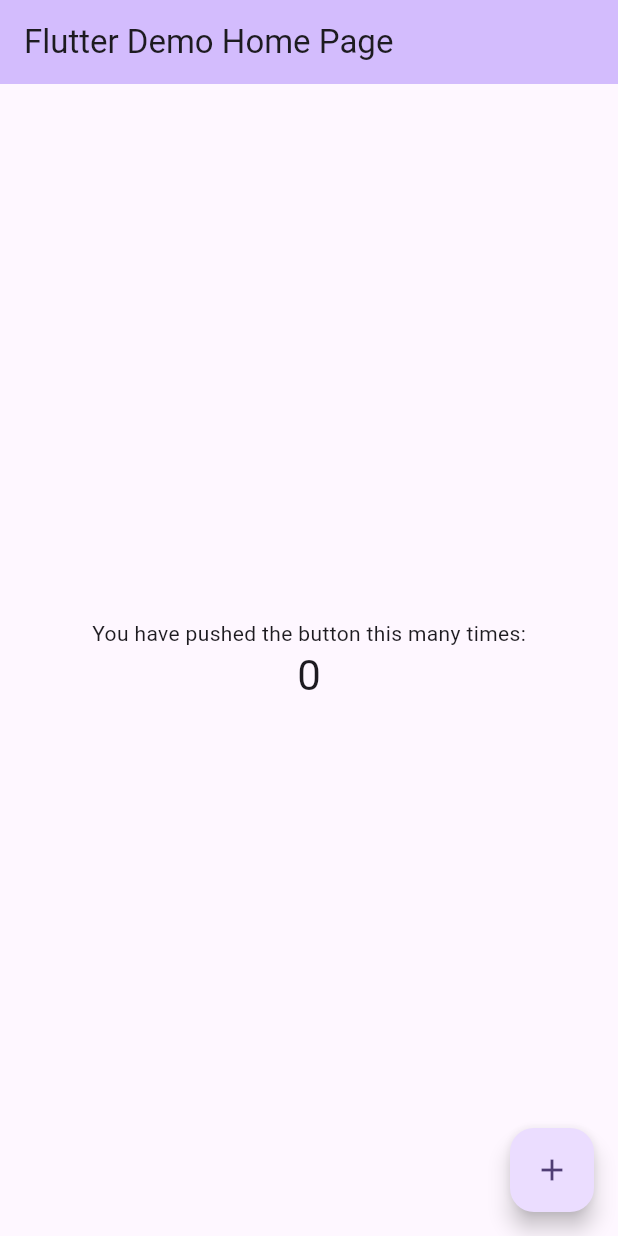
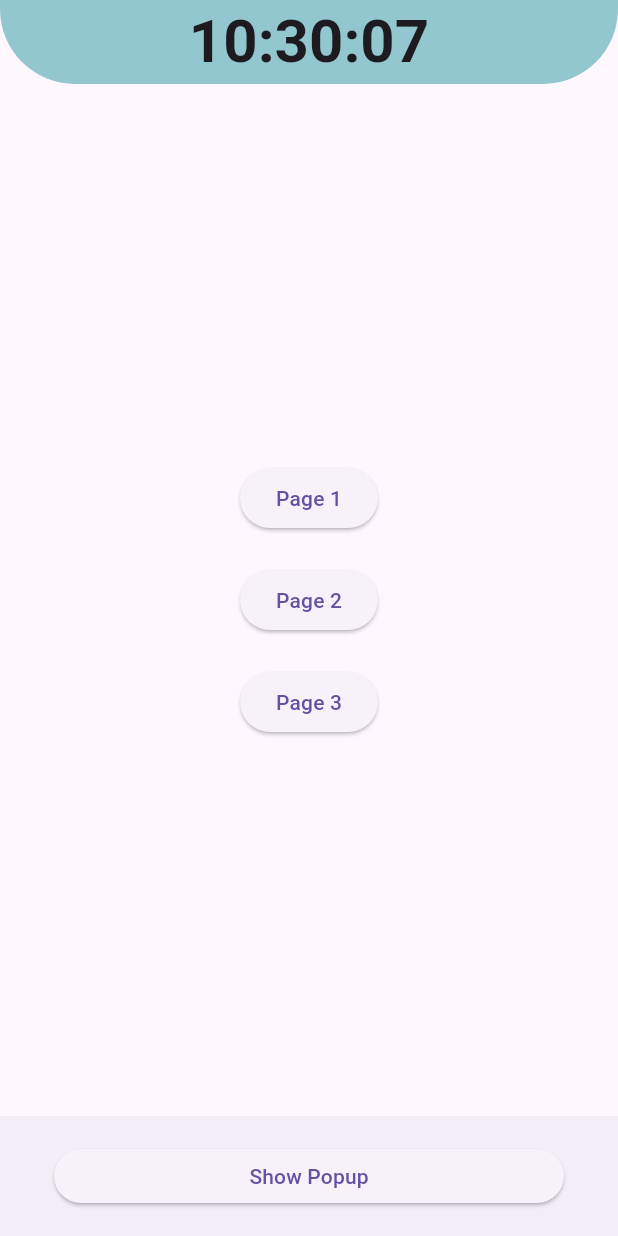
Before and after one commit to shiver225/Senjorams, a Flutter app: the screen it shows after launch, on a phone screen of 412 x 824 dp. Run offline on Flutter 3.47's test engine with Material 3 defaults, Android fonts, the phone set to English and light mode, and no system bars; our stand-ins replace firebase_core; accounts and stored records are empty.

Commit message:
Added timer to homescreen

```diff
--- a/senjorams/lib/main.dart
+++ b/senjorams/lib/main.dart
@@ -1,5 +1,6 @@
 import 'package:firebase_core/firebase_core.dart';
 import 'package:flutter/material.dart';
+import 'package:senjorams/main_screen_ui.dart';
 
 // void main() {
 //   runApp(const MyApp());
@@ -21,21 +22,6 @@ class MyApp extends StatelessWidget {
     return MaterialApp(
       title: 'Flutter Demo',
       theme: ThemeData(
-        // This is the theme of your application.
-        //
-        // TRY THIS: Try running your application with "flutter run". You'll see
-        // the application has a purple toolbar. Then, without quitting the app,
-        // try changing the seedColor in the colorScheme below to Colors.green
-        // and then invoke "hot reload" (save your changes or press the "hot
-        // reload" button in a Flutter-supported IDE, or press "r" if you used
-        // the command line to start the app).
-        //
-        // Notice that the counter didn't reset back to zero; the application
-        // state is not lost during the reload. To reset the state, use hot
-        // restart instead.
-        //
-        // This works for code too, not just values: Most code changes can be
-        // tested with just a hot reload.
         colorScheme: ColorScheme.fromSeed(seedColor: Colors.deepPurple),
         useMaterial3: true,
       ),
@@ -46,16 +32,6 @@ class MyApp extends StatelessWidget {
 
 class MyHomePage extends StatefulWidget {
   const MyHomePage({super.key, required this.title});
-
-  // This widget is the home page of your application. It is stateful, meaning
-  // that it has a State object (defined below) that contains fields that affect
-  // how it looks.
-
-  // This class is the configuration for the state. It holds the values (in this
-  // case the title) provided by the parent (in this case the App widget) and
-  // used by the build method of the State. Fields in a Widget subclass are
-  // always marked "final".
-
   final String title;
 
   @override
@@ -67,67 +43,12 @@ class _MyHomePageState extends State<MyHomePage> {
 
   void _incrementCounter() {
     setState(() {
-      // This call to setState tells the Flutter framework that something has
-      // changed in this State, which causes it to rerun the build method below
-      // so that the display can reflect the updated values. If we changed
-      // _counter without calling setState(), then the build method would not be
-      // called again, and so nothing would appear to happen.
       _counter++;
     });
   }
 
   @override
   Widget build(BuildContext context) {
-    // This method is rerun every time setState is called, for instance as done
-    // by the _incrementCounter method above.
-    //
-    // The Flutter framework has been optimized to make rerunning build methods
-    // fast, so that you can just rebuild anything that needs updating rather
-    // than having to individually change instances of widgets.
-    return Scaffold(
-      appBar: AppBar(
-        // TRY THIS: Try changing the color here to a specific color (to
-        // Colors.amber, perhaps?) and trigger a hot reload to see the AppBar
-        // change color while the other colors stay the same.
-        backgroundColor: Theme.of(context).colorScheme.inversePrimary,
-        // Here we take the value from the MyHomePage object that was created by
-        // the App.build method, and use it to set our appbar title.
-        title: Text(widget.title),
-      ),
-      body: Center(
-        // Center is a layout widget. It takes a single child and positions it
-        // in the middle of the parent.
-        child: Column(
-          // Column is also a layout widget. It takes a list of children and
-          // arranges them vertically. By default, it sizes itself to fit its
-          // children horizontally, and tries to be as tall as its parent.
-          //
-          // Column has various properties to control how it sizes itself and
-          // how it positions its children. Here we use mainAxisAlignment to
-          // center the children vertically; the main axis here is the vertical
-          // axis because Columns are vertical (the cross axis would be
-          // horizontal).
-          //
-          // TRY THIS: Invoke "debug painting" (choose the "Toggle Debug Paint"
-          // action in the IDE, or press "p" in the console), to see the
-          // wireframe for each widget.
-          mainAxisAlignment: MainAxisAlignment.center,
-          children: <Widget>[
-            const Text(
-              'You have pushed the button this many times:',
-            ),
-            Text(
-              '$_counter',
-              style: Theme.of(context).textTheme.headlineMedium,
-            ),
-          ],
-        ),
-      ),
-      floatingActionButton: FloatingActionButton(
-        onPressed: _incrementCounter,
-        tooltip: 'Increment',
-        child: const Icon(Icons.add),
-      ), // This trailing comma makes auto-formatting nicer for build methods.
-    );
+    return const MaterialApp(home: MainScreen());
   }
 }
--- /dev/null
+++ b/senjorams/lib/main_screen_ui.dart
@@ -0,0 +1,104 @@
+import 'dart:async';
+
+import 'package:flutter/material.dart';
+import 'package:intl/intl.dart';
+
+class MainScreen extends StatefulWidget {
+   const MainScreen({super.key});
+
+  @override
+  State<MainScreen> createState() => _MainScreenState();
+}
+
+class _MainScreenState extends State<MainScreen> {
+  late String _timeString = '';
+
+  @override
+  void initState() {
+    super.initState();
+    _updateTime(); // Update time initially
+    Timer.periodic(const Duration(seconds: 1), (Timer t) => _updateTime());
+  }
+
+  void _updateTime() {
+    final DateTime now = DateTime.now();
+    setState(() {
+      _timeString = DateFormat.Hms().format(now);
+    });
+  }
+
+  @override
+  Widget build(BuildContext context) {
+    return Scaffold(
+      appBar: AppBar(
+        shape: const RoundedRectangleBorder(
+          borderRadius: BorderRadius.vertical(
+            bottom: Radius.circular(50),
+          )
+        ),
+        backgroundColor: const Color(0xFF92C7CF),
+        title: Text(
+          _timeString,
+          style: const TextStyle(fontSize: 40, fontWeight: FontWeight.bold)
+        ),
+        centerTitle: true,
+      ),
+      body: Center(
+        child: Column(
+          mainAxisAlignment: MainAxisAlignment.center,
+          children: [
+            ElevatedButton(
+              onPressed: () {
+                // Navigate to another page
+              },
+              child: const Text('Page 1'),
+            ),
+            const SizedBox(height: 20),
+            ElevatedButton(
+              onPressed: () {
+                // Navigate to another page
+              },
+              child: const Text('Page 2'),
+            ),
+            const SizedBox(height: 20),
+            ElevatedButton(
+              onPressed: () {
+                // Navigate to another page
+              },
+              child: const Text('Page 3'),
+            ),
+          ],
+        ),
+      ),
+      bottomNavigationBar: BottomAppBar(
+        child: Padding(
+          padding: const EdgeInsets.symmetric(horizontal: 20.0, vertical: 10.0),
+          child: ElevatedButton(
+            onPressed: () {
+              // Display popup window
+              showDialog(
+                context: context,
+                builder: (BuildContext context) {
+                  return AlertDialog(
+                    title: const Text("Popup Window"),
+                    content: const Text("This is a popup window."),
+                    actions: [
+                      TextButton(
+                        onPressed: () {
+                          // Close the dialog
+                          Navigator.of(context).pop();
+                        },
+                        child: const Text("Close"),
+                      ),
+                    ],
+                  );
+                },
+              );
+            },
+            child: const Text('Show Popup'),
+          ),
+        ),
+      ),
+    );
+  }
+}
--- a/senjorams/pubspec.yaml
+++ b/senjorams/pubspec.yaml
@@ -37,6 +37,7 @@ dependencies:
   cupertino_icons: ^1.0.6
   firebase_core: ^2.25.4
   cloud_firestore: ^4.15.5
+  intl: ^0.19.0
 
 dev_dependencies:
   flutter_test:
```
Also changed, not shown: senjorams/lib/medicine_page_ui.dart (added), senjorams/pubspec.lock.
